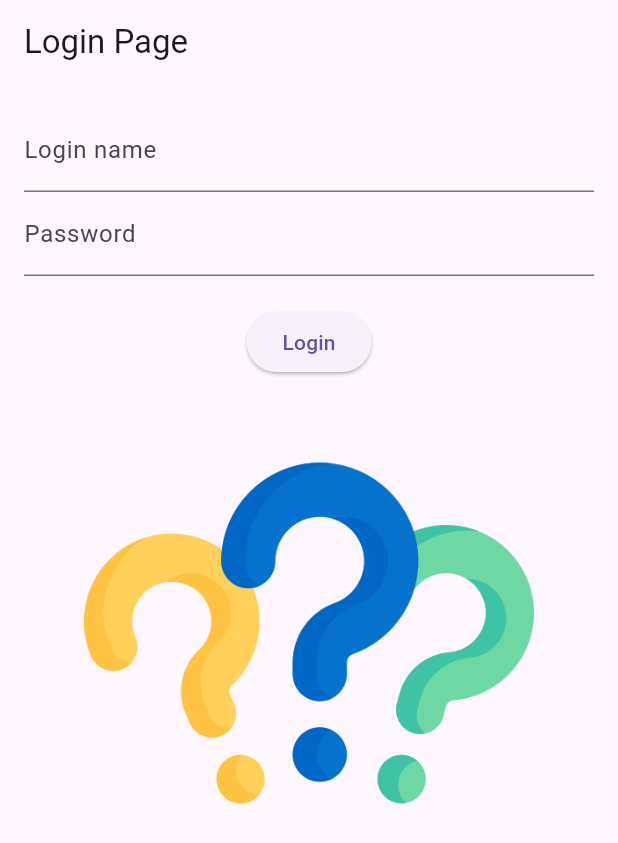
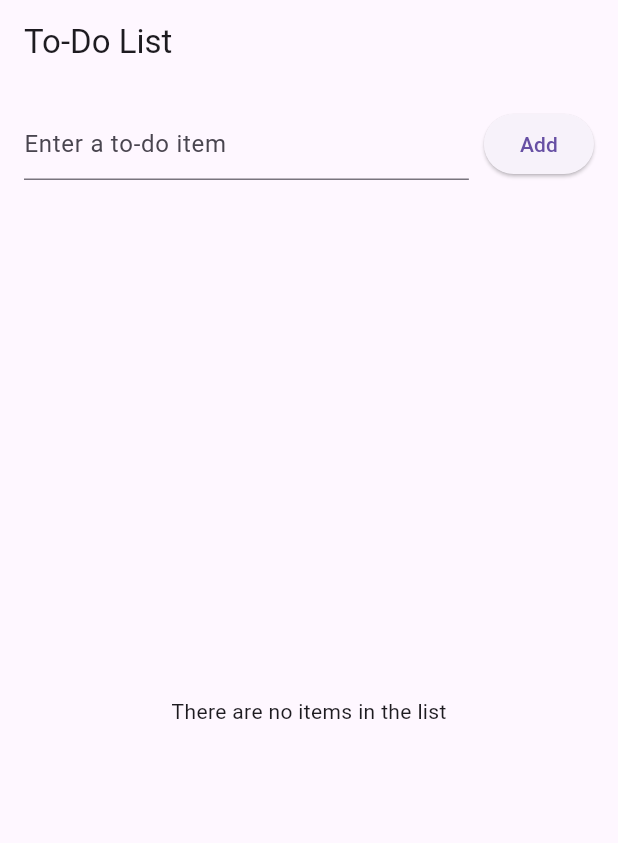
Before and after one commit to Miya13141314/my_cst2335_labs, a Flutter app: the screen it shows after launch, on a phone screen of 412 x 824 dp. Shown: the top 843 px of the screen. Run offline on Flutter 3.47's test engine with Material 3 defaults, Android fonts, the phone set to English and light mode, and no system bars.

Commit message:
create new week6 in the depository

```diff
--- a/lib/main.dart
+++ b/lib/main.dart
@@ -8,71 +8,103 @@ class MyApp extends StatelessWidget {
   @override
   Widget build(BuildContext context) {
     return MaterialApp(
-      title: 'Flutter Lab',
-      theme: ThemeData(
-        primarySwatch: Colors.blue,
-      ),
-      home: LoginPage(),
+      home: TodoListPage(),
     );
   }
 }
 
-class LoginPage extends StatefulWidget {
+class TodoListPage extends StatefulWidget {
   @override
-  _LoginPageState createState() => _LoginPageState();
+  _TodoListPageState createState() => _TodoListPageState();
 }
 
-class _LoginPageState extends State<LoginPage> {
-  // Variables to store user input
-  String loginName = '';
-  String password = '';
-  String imageSource = 'images/question-mark.png'; // Initial image
+class _TodoListPageState extends State<TodoListPage> {
+  final TextEditingController _controller = TextEditingController();
+  List<String> _todoItems = [];
 
-  // Function to handle login button click
-  void _checkPassword() {
-    setState(() {
-      if (password == 'QWERTY123') {
-        imageSource = 'images/idea.png';
-      } else {
-        imageSource = 'images/stop.png';
-      }
-    });
+  void _addItem() {
+    if (_controller.text.isNotEmpty) {
+      setState(() {
+        _todoItems.add(_controller.text);
+        _controller.clear();
+      });
+    }
+  }
+
+  void _deleteItem(int index) {
+    showDialog(
+      context: context,
+      builder: (BuildContext context) {
+        return AlertDialog(
+          title: Text("Delete Item"),
+          content: Text("Are you sure you want to delete this item?"),
+          actions: [
+            TextButton(
+              onPressed: () {
+                setState(() {
+                  _todoItems.removeAt(index);
+                });
+                Navigator.of(context).pop();
+              },
+              child: Text("Yes"),
+            ),
+            TextButton(
+              onPressed: () {
+                Navigator.of(context).pop();
+              },
+              child: Text("No"),
+            ),
+          ],
+        );
+      },
+    );
   }
 
   @override
   Widget build(BuildContext context) {
     return Scaffold(
       appBar: AppBar(
-        title: Text('Login Page'),
+        title: Text("To-Do List"),
       ),
       body: Padding(
         padding: const EdgeInsets.all(16.0),
         child: Column(
-          crossAxisAlignment: CrossAxisAlignment.center,
-          children: <Widget>[
-            TextField(
-              decoration: InputDecoration(labelText: 'Login name'),
-              onChanged: (value) {
-                loginName = value;
-              },
-            ),
-            TextField(
-              decoration: InputDecoration(labelText: 'Password'),
-              obscureText: true,
-              onChanged: (value) {
-                password = value;
-              },
+          children: [
+            Row(
+              children: [
+                Expanded(
+                  child: TextField(
+                    controller: _controller,
+                    decoration: InputDecoration(
+                      hintText: 'Enter a to-do item',
+                    ),
+                  ),
+                ),
+                SizedBox(width: 10),
+                ElevatedButton(
+                  onPressed: _addItem,
+                  child: Text("Add"),
+                ),
+              ],
             ),
             SizedBox(height: 20),
-            ElevatedButton(
-              onPressed: _checkPassword,
-              child: Text('Login'),
-            ),
-            SizedBox(height: 20),
-            Image.asset(
-              imageSource,
-              width: 300,
-              height: 300,
+            Expanded(
+              child: _todoItems.isEmpty
+                  ? Center(
+                child: Text("There are no items in the list"),
+              )
+                  : ListView.builder(
+                itemCount: _todoItems.length,
+                itemBuilder: (context, index) {
+                  return GestureDetector(
+                    onLongPress: () => _deleteItem(index),
+                    child: ListTile(
+                      leading: Text("Item $index:"),
+                      title: Text(_todoItems[index]),
+                    ),
+                  );
+                },
+              ),
             ),
           ],
         ),
```
